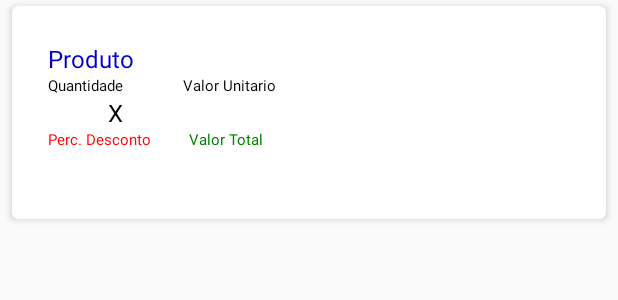
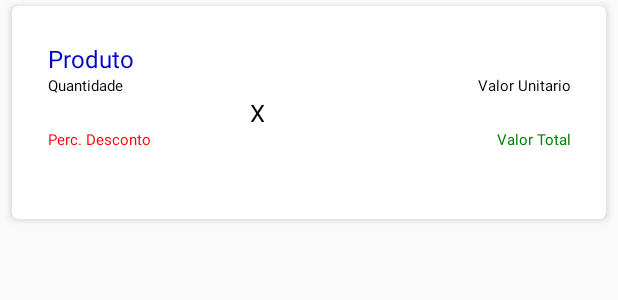
Before and after one commit to eliezerint/EliezerMacedoTCCNovo, an Android app: the layout itenspedido_adapter.xml on its own in the app's theme, with its tools: preview values and no code run, on a phone screen of 412 x 824 dp. Shown: the top 300 px of the screen. Run offline under Robolectric (Android 15) with nearby library versions, the phone set to English and light mode, and no system bars.

Commit message:
commit finalizando cadastro e consulta

```diff
--- a/AppMetaForcaDeVenda/app/src/main/res/layout/itenspedido_adapter.xml
+++ b/AppMetaForcaDeVenda/app/src/main/res/layout/itenspedido_adapter.xml
@@ -33,6 +33,7 @@
                 android:layout_height="wrap_content"
                 android:singleLine="true"
                 android:text="Produto"
+                android:gravity="left"
                 android:textColor="@color/colorPrimaryDarky"
                 android:textSize="@dimen/abc_action_bar_content_inset_material" />
 
@@ -46,23 +47,25 @@
             android:orientation="horizontal">
 
             <TextView
-                android:layout_width="wrap_content"
+                android:layout_width="144dp"
                 android:layout_height="wrap_content"
                 android:singleLine="true"
                 android:text="Quantidade"
+                android:gravity="left"
                 android:textColor="#000"
                 android:textSize="10dp"/>
 
 
 
             <TextView
-                android:layout_width="wrap_content"
+                android:layout_width="match_parent"
                 android:layout_height="wrap_content"
                 android:singleLine="true"
-                android:layout_marginLeft="40dp"
                 android:text="Valor Unitario"
+                android:gravity="right"
                 android:textColor="#000"
-                android:textSize="10dp"/>
+                android:textSize="10dp"
+                android:layout_gravity="right" />
 
 
         </LinearLayout>
@@ -74,12 +77,14 @@
 
             <TextView
                 android:id="@+id/tv_quantidade"
-                android:layout_width="wrap_content"
+                android:layout_width="134dp"
                 android:layout_height="wrap_content"
                 android:singleLine="true"
+                android:gravity="left"
                 android:text=""
                 android:textColor="#000"
-                android:textSize="@dimen/abc_action_bar_content_inset_material" />
+                android:textSize="@dimen/abc_action_bar_content_inset_material"
+                android:layout_gravity="left" />
 
 
 
@@ -89,18 +94,20 @@
                 android:singleLine="true"
                 android:text="X"
                 android:textColor="#000"
-                android:layout_marginLeft="40dp"
-                android:textSize="@dimen/abc_action_bar_content_inset_material" />
+                android:gravity="center_horizontal"
+                android:textSize="@dimen/abc_action_bar_content_inset_material"
+                android:layout_gravity="center_horizontal" />
 
             <TextView
                 android:id="@+id/tv_vlunitario"
-                android:layout_width="wrap_content"
+                android:layout_width="match_parent"
                 android:layout_height="wrap_content"
-                android:layout_marginLeft="10dp"
+                android:gravity="right"
                 android:singleLine="true"
                 android:text=""
                 android:textColor="#000"
-                android:textSize="@dimen/abc_action_bar_content_inset_material" />
+                android:textSize="@dimen/abc_action_bar_content_inset_material"
+                android:layout_gravity="right" />
 
         </LinearLayout>
 
@@ -111,20 +118,21 @@
             android:orientation="horizontal">
 
             <TextView
-                android:layout_width="wrap_content"
+                android:layout_width="161dp"
                 android:layout_height="wrap_content"
                 android:singleLine="true"
                 android:text="Perc. Desconto"
+                android:gravity="left"
                 android:textColor="#FF0000"
                 android:textSize="10dp"/>
 
 
 
             <TextView
-                android:layout_width="wrap_content"
+                android:layout_width="match_parent"
                 android:layout_height="wrap_content"
                 android:singleLine="true"
-                android:layout_marginLeft="25dp"
+                android:gravity="right"
                 android:text="Valor Total"
                 android:textColor="#008000"
                 android:textSize="10dp"/>
@@ -136,30 +144,32 @@
 
 
         <LinearLayout
-            android:layout_width="wrap_content"
-            android:layout_height="match_parent"
+            android:layout_width="match_parent"
+            android:layout_height="wrap_content"
+            android:layout_weight="1"
             android:orientation="horizontal">
 
             <TextView
                 android:id="@+id/tv_desconto"
-                android:layout_width="wrap_content"
+                android:layout_width="152dp"
                 android:layout_height="wrap_content"
                 android:singleLine="true"
                 android:text=""
+                android:gravity="left"
                 android:textColor="#FF0000"
-                android:textSize="@dimen/abc_action_bar_content_inset_material" />
+                android:textSize="@dimen/abc_action_bar_content_inset_material"
+                />
 
 
 
             <TextView
                 android:id="@+id/tv_valortotal"
-                android:layout_width="wrap_content"
+                android:layout_width="match_parent"
                 android:layout_height="wrap_content"
                 android:singleLine="true"
-                android:layout_marginLeft="70dp"
-                android:text=""
+                android:gravity="right"
                 android:textColor="#008000"
-                android:textSize="@dimen/abc_action_bar_content_inset_material" />
+                android:textSize="@dimen/abc_action_bar_content_inset_material"/>
 
           <!--  <TextView
                 android:id="@+id/tv_valortotalCDesconto"
```
Also changed, not shown: 2 other files.
